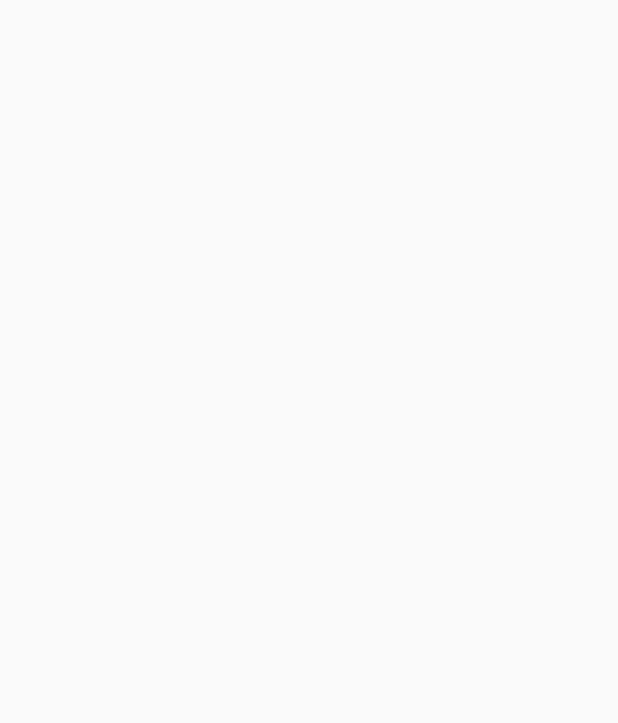
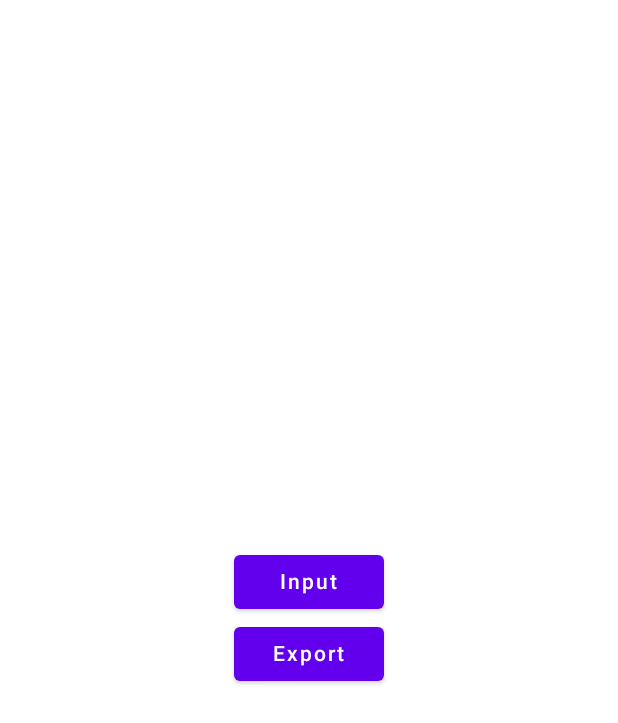
Before and after one commit to XDLoLiK/timetable-generator, an Android app built with Jetpack Compose: the HomeScreen screen opened through its navigation route, on a phone screen of 412 x 824 dp. Before the commit the part shown is empty. Shown: the top 723 px of the screen. Run offline under Robolectric (Android 15) with nearby library versions, the phone set to English and light mode, and no system bars.

Commit message:
ui: Implement basic navigation
Signed-off-by: Stanislav Goryainov <stangoryainov@gmail.com>

```diff
--- a/composeApp/build.gradle.kts
+++ b/composeApp/build.gradle.kts
@@ -70,15 +70,12 @@ kotlin {
             implementation(libs.androidx.lifecycle.viewmodel)
             implementation(libs.androidx.lifecycle.runtime.compose)
             implementation(libs.androidx.navigation.compose)
-
-            // Ktor
             implementation(libs.ktor.client.core)
             implementation(libs.ktor.client.cio)
             implementation(libs.ktor.client.content.negotiation)
             implementation(libs.ktor.serialization.json)
-
-            // Arrow
             implementation(libs.arrow.core)
+            implementation(libs.kotlinx.coroutines.core)
         }
         desktopMain.dependencies {
             implementation(compose.desktop.currentOs)
--- a/composeApp/src/commonMain/kotlin/org/mipt/timetable/App.kt
+++ b/composeApp/src/commonMain/kotlin/org/mipt/timetable/App.kt
@@ -6,7 +6,9 @@ import androidx.navigation.compose.NavHost
 import androidx.navigation.compose.composable
 import androidx.navigation.compose.rememberNavController
 import org.jetbrains.compose.ui.tooling.preview.Preview
+import org.mipt.timetable.ui.ExportScreen
 import org.mipt.timetable.ui.HomeScreen
+import org.mipt.timetable.ui.InputScreen
 
 @Composable
 @Preview
@@ -18,15 +20,17 @@ fun App() {
             navController = navController, startDestination = "Home"
         ) {
             composable("Home") {
-                HomeScreen()
+                HomeScreen(
+                    onNavigate = { where ->
+                        navController.navigate(where)
+                    },
+                )
             }
-
             composable("InputScreen") {
-
+                InputScreen(onNavigateBack = { navController.popBackStack() })
             }
-
             composable("ExportScreen") {
-
+                ExportScreen(onNavigateBack = { navController.popBackStack() })
             }
         }
     }
--- a/composeApp/src/commonMain/kotlin/org/mipt/timetable/ui/HomeScreen.kt
+++ b/composeApp/src/commonMain/kotlin/org/mipt/timetable/ui/HomeScreen.kt
@@ -1,8 +1,38 @@
 package org.mipt.timetable.ui
 
+import androidx.compose.foundation.layout.Arrangement
+import androidx.compose.foundation.layout.Column
+import androidx.compose.foundation.layout.fillMaxSize
+import androidx.compose.foundation.layout.width
+import androidx.compose.material.Button
+import androidx.compose.material.Scaffold
+import androidx.compose.material.Text
 import androidx.compose.runtime.Composable
+import androidx.compose.ui.Alignment
+import androidx.compose.ui.Modifier
+import androidx.compose.ui.unit.dp
 
 @Composable
-fun HomeScreen() {
-
+fun HomeScreen(
+    onNavigate: (String) -> Unit, modifier: Modifier = Modifier
+) {
+    Scaffold {
+        Column(
+            verticalArrangement = Arrangement.Center,
+            horizontalAlignment = Alignment.CenterHorizontally,
+            modifier = Modifier.fillMaxSize()
+        ) {
+            Button(
+                onClick = { onNavigate(Route.INPUT) },
+                modifier = Modifier.width(100.dp),
+            ) {
+                Text("Input")
+            }
+            Button(
+                onClick = { onNavigate(Route.EXPORT) }, modifier = Modifier.width(100.dp)
+            ) {
+                Text("Export")
+            }
+        }
+    }
 }
--- a/gradle/libs.versions.toml
+++ b/gradle/libs.versions.toml
@@ -34,6 +34,7 @@ androidx-lifecycle-viewmodel = { group = "org.jetbrains.androidx.lifecycle", nam
 androidx-lifecycle-runtime-compose = { group = "org.jetbrains.androidx.lifecycle", name = "lifecycle-runtime-compose", version.ref = "androidx-lifecycle" }
 androidx-navigation-compose = { module = "org.jetbrains.androidx.navigation:navigation-compose", version.ref = "androidx-navigation" }
 kotlinx-coroutines-swing = { group = "org.jetbrains.kotlinx", name = "kotlinx-coroutines-swing", version.ref = "kotlinx-coroutines" }
+kotlinx-coroutines-core = { group = "org.jetbrains.kotlinx", name = "kotlinx-coroutines-core", version.ref = "kotlinx-coroutines" }
 ktor-client-core = { module = "io.ktor:ktor-client-core", version.ref = "ktor" }
 ktor-client-cio = { module = "io.ktor:ktor-client-cio", version.ref = "ktor" }
 ktor-client-content-negotiation = { module = "io.ktor:ktor-client-content-negotiation", version.ref = "ktor" }
```
Also changed, not shown: composeApp/src/commonMain/kotlin/org/mipt/timetable/ui/ExportScreen.kt (+17 -1 lines), composeApp/src/commonMain/kotlin/org/mipt/timetable/ui/InputScreen.kt (+47 -2 lines), composeApp/src/commonMain/kotlin/org/mipt/timetable/ui/Route.kt (added, +7 -0 lines), composeApp/src/commonMain/kotlin/org/mipt/timetable/ui/Screen.kt (deleted, +0 -7 lines), composeApp/src/commonMain/kotlin/org/mipt/timetable/util/Async.kt (added, +23 -0 lines).
